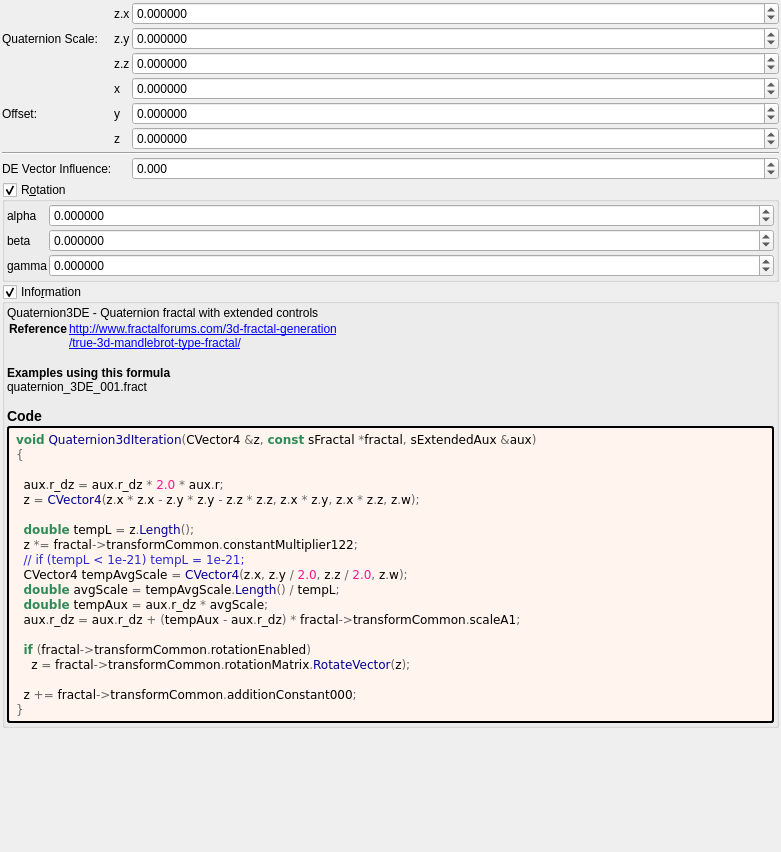
First picture: the form in mandelbulber2/formula/ui/quaternion3d.ui, repository buddhi1980/mandelbulber2, before the edit.
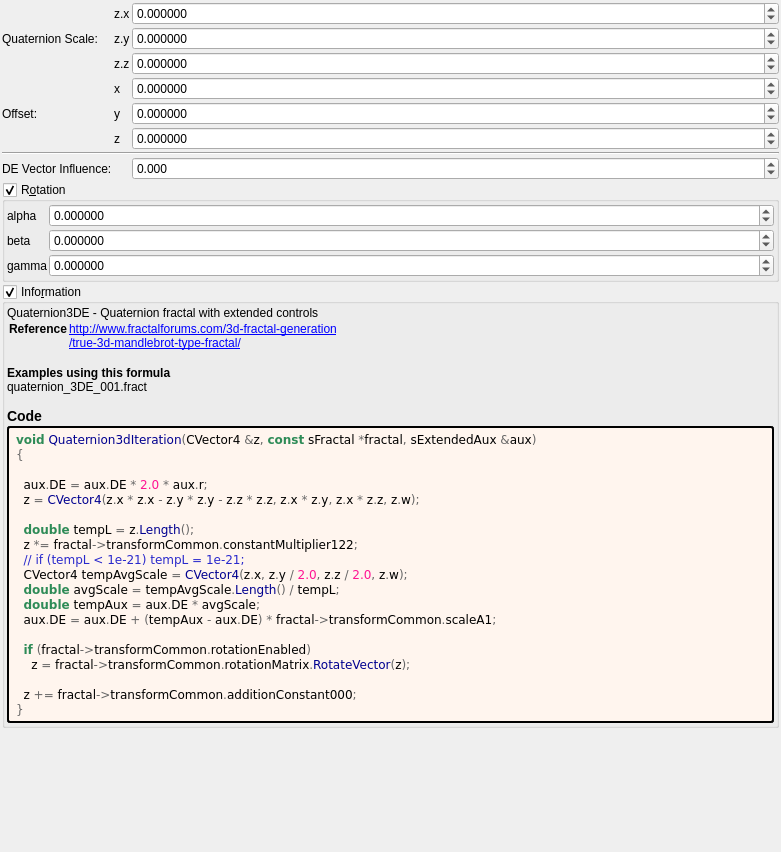
Second picture: the form after the edit. Custom widgets are drawn as their Qt base class.

What changed in the file:
```diff
--- a/mandelbulber2/formula/ui/quaternion3d.ui
+++ b/mandelbulber2/formula/ui/quaternion3d.ui
@@ -502,7 +502,7 @@
 &lt;pre style=&quot;color:#000000; background-color:#fff5ee;  font-family:'Courier New',monospace;&quot;&gt;&lt;span style=&quot;color:#2e8b57; font-weight:bold&quot;&gt;void&lt;/span&gt; &lt;span style=&quot;color:#00008f&quot;&gt;Quaternion3dIteration&lt;/span&gt;&lt;span style=&quot;color:#676767&quot;&gt;(&lt;/span&gt;CVector4 &lt;span style=&quot;color:#676767&quot;&gt;&amp;amp;&lt;/span&gt;z&lt;span style=&quot;color:#676767&quot;&gt;,&lt;/span&gt; &lt;span style=&quot;color:#2e8b57; font-weight:bold&quot;&gt;const&lt;/span&gt; sFractal &lt;span style=&quot;color:#676767&quot;&gt;*&lt;/span&gt;fractal&lt;span style=&quot;color:#676767&quot;&gt;,&lt;/span&gt; sExtendedAux &lt;span style=&quot;color:#676767&quot;&gt;&amp;amp;&lt;/span&gt;aux&lt;span style=&quot;color:#676767&quot;&gt;)&lt;/span&gt;
 &lt;span style=&quot;color:#676767&quot;&gt;{&lt;/span&gt;
 
-  aux&lt;span style=&quot;color:#676767&quot;&gt;.&lt;/span&gt;r_dz &lt;span style=&quot;color:#676767&quot;&gt;=&lt;/span&gt; aux&lt;span style=&quot;color:#676767&quot;&gt;.&lt;/span&gt;r_dz &lt;span style=&quot;color:#676767&quot;&gt;*&lt;/span&gt; &lt;span style=&quot;color:#ff1493&quot;&gt;2.0&lt;/span&gt; &lt;span style=&quot;color:#676767&quot;&gt;*&lt;/span&gt; aux&lt;span style=&quot;color:#676767&quot;&gt;.&lt;/span&gt;r&lt;span style=&quot;color:#676767&quot;&gt;;&lt;/span&gt;
+  aux&lt;span style=&quot;color:#676767&quot;&gt;.&lt;/span&gt;DE &lt;span style=&quot;color:#676767&quot;&gt;=&lt;/span&gt; aux&lt;span style=&quot;color:#676767&quot;&gt;.&lt;/span&gt;DE &lt;span style=&quot;color:#676767&quot;&gt;*&lt;/span&gt; &lt;span style=&quot;color:#ff1493&quot;&gt;2.0&lt;/span&gt; &lt;span style=&quot;color:#676767&quot;&gt;*&lt;/span&gt; aux&lt;span style=&quot;color:#676767&quot;&gt;.&lt;/span&gt;r&lt;span style=&quot;color:#676767&quot;&gt;;&lt;/span&gt;
   z &lt;span style=&quot;color:#676767&quot;&gt;=&lt;/span&gt; &lt;span style=&quot;color:#00008f&quot;&gt;CVector4&lt;/span&gt;&lt;span style=&quot;color:#676767&quot;&gt;(&lt;/span&gt;z&lt;span style=&quot;color:#676767&quot;&gt;.&lt;/span&gt;x &lt;span style=&quot;color:#676767&quot;&gt;*&lt;/span&gt; z&lt;span style=&quot;color:#676767&quot;&gt;.&lt;/span&gt;x &lt;span style=&quot;color:#676767&quot;&gt;-&lt;/span&gt; z&lt;span style=&quot;color:#676767&quot;&gt;.&lt;/span&gt;y &lt;span style=&quot;color:#676767&quot;&gt;*&lt;/span&gt; z&lt;span style=&quot;color:#676767&quot;&gt;.&lt;/span&gt;y &lt;span style=&quot;color:#676767&quot;&gt;-&lt;/span&gt; z&lt;span style=&quot;color:#676767&quot;&gt;.&lt;/span&gt;z &lt;span style=&quot;color:#676767&quot;&gt;*&lt;/span&gt; z&lt;span style=&quot;color:#676767&quot;&gt;.&lt;/span&gt;z&lt;span style=&quot;color:#676767&quot;&gt;,&lt;/span&gt; z&lt;span style=&quot;color:#676767&quot;&gt;.&lt;/span&gt;x &lt;span style=&quot;color:#676767&quot;&gt;*&lt;/span&gt; z&lt;span style=&quot;color:#676767&quot;&gt;.&lt;/span&gt;y&lt;span style=&quot;color:#676767&quot;&gt;,&lt;/span&gt; z&lt;span style=&quot;color:#676767&quot;&gt;.&lt;/span&gt;x &lt;span style=&quot;color:#676767&quot;&gt;*&lt;/span&gt; z&lt;span style=&quot;color:#676767&quot;&gt;.&lt;/span&gt;z&lt;span style=&quot;color:#676767&quot;&gt;,&lt;/span&gt; z&lt;span style=&quot;color:#676767&quot;&gt;.&lt;/span&gt;w&lt;span style=&quot;color:#676767&quot;&gt;);&lt;/span&gt;
 
   &lt;span style=&quot;color:#2e8b57; font-weight:bold&quot;&gt;double&lt;/span&gt; tempL &lt;span style=&quot;color:#676767&quot;&gt;=&lt;/span&gt; z&lt;span style=&quot;color:#676767&quot;&gt;.&lt;/span&gt;&lt;span style=&quot;color:#00008f&quot;&gt;Length&lt;/span&gt;&lt;span style=&quot;color:#676767&quot;&gt;();&lt;/span&gt;
@@ -510,8 +510,8 @@
   &lt;span style=&quot;color:#2929cc&quot;&gt;// if (tempL &amp;lt; 1e-21) tempL = 1e-21;&lt;/span&gt;
   CVector4 tempAvgScale &lt;span style=&quot;color:#676767&quot;&gt;=&lt;/span&gt; &lt;span style=&quot;color:#00008f&quot;&gt;CVector4&lt;/span&gt;&lt;span style=&quot;color:#676767&quot;&gt;(&lt;/span&gt;z&lt;span style=&quot;color:#676767&quot;&gt;.&lt;/span&gt;x&lt;span style=&quot;color:#676767&quot;&gt;,&lt;/span&gt; z&lt;span style=&quot;color:#676767&quot;&gt;.&lt;/span&gt;y &lt;span style=&quot;color:#676767&quot;&gt;/&lt;/span&gt; &lt;span style=&quot;color:#ff1493&quot;&gt;2.0&lt;/span&gt;&lt;span style=&quot;color:#676767&quot;&gt;,&lt;/span&gt; z&lt;span style=&quot;color:#676767&quot;&gt;.&lt;/span&gt;z &lt;span style=&quot;color:#676767&quot;&gt;/&lt;/span&gt; &lt;span style=&quot;color:#ff1493&quot;&gt;2.0&lt;/span&gt;&lt;span style=&quot;color:#676767&quot;&gt;,&lt;/span&gt; z&lt;span style=&quot;color:#676767&quot;&gt;.&lt;/span&gt;w&lt;span style=&quot;color:#676767&quot;&gt;);&lt;/span&gt;
   &lt;span style=&quot;color:#2e8b57; font-weight:bold&quot;&gt;double&lt;/span&gt; avgScale &lt;span style=&quot;color:#676767&quot;&gt;=&lt;/span&gt; tempAvgScale&lt;span style=&quot;color:#676767&quot;&gt;.&lt;/span&gt;&lt;span style=&quot;color:#00008f&quot;&gt;Length&lt;/span&gt;&lt;span style=&quot;color:#676767&quot;&gt;() /&lt;/span&gt; tempL&lt;span style=&quot;color:#676767&quot;&gt;;&lt;/span&gt;
-  &lt;span style=&quot;color:#2e8b57; font-weight:bold&quot;&gt;double&lt;/span&gt; tempAux &lt;span style=&quot;color:#676767&quot;&gt;=&lt;/span&gt; aux&lt;span style=&quot;color:#676767&quot;&gt;.&lt;/span&gt;r_dz &lt;span style=&quot;color:#676767&quot;&gt;*&lt;/span&gt; avgScale&lt;span style=&quot;color:#676767&quot;&gt;;&lt;/span&gt;
-  aux&lt;span style=&quot;color:#676767&quot;&gt;.&lt;/span&gt;r_dz &lt;span style=&quot;color:#676767&quot;&gt;=&lt;/span&gt; aux&lt;span style=&quot;color:#676767&quot;&gt;.&lt;/span&gt;r_dz &lt;span style=&quot;color:#676767&quot;&gt;+ (&lt;/span&gt;tempAux &lt;span style=&quot;color:#676767&quot;&gt;-&lt;/span&gt; aux&lt;span style=&quot;color:#676767&quot;&gt;.&lt;/span&gt;r_dz&lt;span style=&quot;color:#676767&quot;&gt;) *&lt;/span&gt; fractal&lt;span style=&quot;color:#676767&quot;&gt;-&amp;gt;&lt;/span&gt;transformCommon&lt;span style=&quot;color:#676767&quot;&gt;.&lt;/span&gt;scaleA1&lt;span style=&quot;color:#676767&quot;&gt;;&lt;/span&gt;
+  &lt;span style=&quot;color:#2e8b57; font-weight:bold&quot;&gt;double&lt;/span&gt; tempAux &lt;span style=&quot;color:#676767&quot;&gt;=&lt;/span&gt; aux&lt;span style=&quot;color:#676767&quot;&gt;.&lt;/span&gt;DE &lt;span style=&quot;color:#676767&quot;&gt;*&lt;/span&gt; avgScale&lt;span style=&quot;color:#676767&quot;&gt;;&lt;/span&gt;
+  aux&lt;span style=&quot;color:#676767&quot;&gt;.&lt;/span&gt;DE &lt;span style=&quot;color:#676767&quot;&gt;=&lt;/span&gt; aux&lt;span style=&quot;color:#676767&quot;&gt;.&lt;/span&gt;DE &lt;span style=&quot;color:#676767&quot;&gt;+ (&lt;/span&gt;tempAux &lt;span style=&quot;color:#676767&quot;&gt;-&lt;/span&gt; aux&lt;span style=&quot;color:#676767&quot;&gt;.&lt;/span&gt;DE&lt;span style=&quot;color:#676767&quot;&gt;) *&lt;/span&gt; fractal&lt;span style=&quot;color:#676767&quot;&gt;-&amp;gt;&lt;/span&gt;transformCommon&lt;span style=&quot;color:#676767&quot;&gt;.&lt;/span&gt;scaleA1&lt;span style=&quot;color:#676767&quot;&gt;;&lt;/span&gt;
 
   &lt;span style=&quot;color:#2e8b57; font-weight:bold&quot;&gt;if&lt;/span&gt; &lt;span style=&quot;color:#676767&quot;&gt;(&lt;/span&gt;fractal&lt;span style=&quot;color:#676767&quot;&gt;-&amp;gt;&lt;/span&gt;transformCommon&lt;span style=&quot;color:#676767&quot;&gt;.&lt;/span&gt;rotationEnabled&lt;span style=&quot;color:#676767&quot;&gt;)&lt;/span&gt;
     z &lt;span style=&quot;color:#676767&quot;&gt;=&lt;/span&gt; fractal&lt;span style=&quot;color:#676767&quot;&gt;-&amp;gt;&lt;/span&gt;transformCommon&lt;span style=&quot;color:#676767&quot;&gt;.&lt;/span&gt;rotationMatrix&lt;span style=&quot;color:#676767&quot;&gt;.&lt;/span&gt;&lt;span style=&quot;color:#00008f&quot;&gt;RotateVector&lt;/span&gt;&lt;span style=&quot;color:#676767&quot;&gt;(&lt;/span&gt;z&lt;span style=&quot;color:#676767&quot;&gt;);&lt;/span&gt;
```
